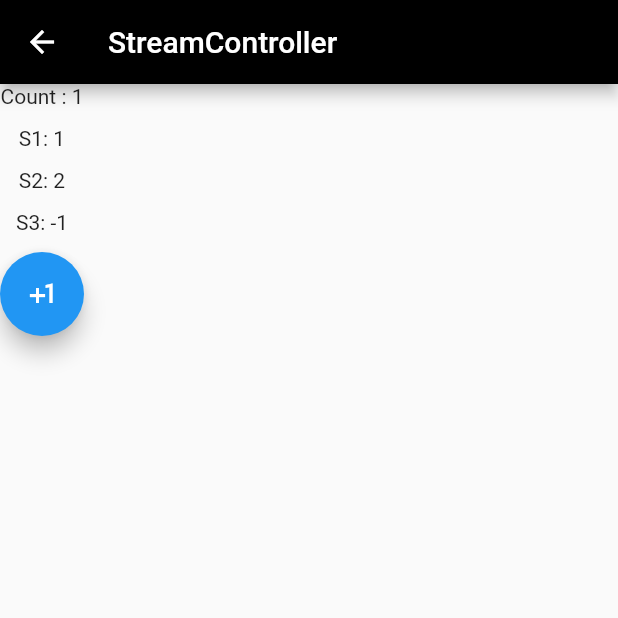
After one commit to AlexFeng007/FlutterDemo, a Flutter app: the stream_controller_page screen opened by its route, after a tap on the "plus one" icon, on a phone screen of 412 x 824 dp, the top half of it. The commit adds this screen. Run offline on Flutter 3.47's test engine with Material 2 defaults, Android fonts, the phone set to English and light mode, and no system bars; our stand-ins replace after_layout, bot_toast, dio, event_bus, flutter_screenutil, shared_preferences and 1 more; missing offline and left inert: zego_express_engine; accounts and stored records are empty.

Commit message:
增加StreamController的demoPage

```diff
--- /dev/null
+++ b/lib/stream_controller_page.dart
@@ -0,0 +1,89 @@
+import 'dart:async';
+import 'package:flutter/material.dart';
+
+class stream_controller_page extends StatefulWidget {
+  @override
+  _stream_controller_pageState createState() => _stream_controller_pageState();
+}
+
+class _stream_controller_pageState extends State<stream_controller_page> {
+
+  StreamController _streamController = StreamController.broadcast();
+  StreamSubscription _subscription1;
+  StreamSubscription _subscription2;
+  StreamSubscription _subscription3;
+
+  int _count = 0;
+  int _s1 = 0;
+  int _s2 = 0;
+  int _s3 = 0;
+
+  _add() {
+    if (_count > 9) {
+      _subscription1.cancel();
+    }
+
+    _count++;
+    _streamController.add(_count);
+  }
+
+  @override
+  void initState() {
+
+    super.initState();
+
+    _subscription1 = _streamController.stream.listen((event) {
+      setState(() {
+        _s1 += 1;
+      });
+    });
+
+    _subscription2 = _streamController.stream.listen((event) {
+      setState(() {
+        _s2 += 2;
+      });
+    });
+
+    _subscription3 = _streamController.stream.listen((event) {
+      setState(() {
+        _s3 -= 1;
+      });
+    });
+  }
+
+  @override
+  void dispose() {
+    // TODO: implement dispose
+    super.dispose();
+    _streamController.close();
+    _subscription1.cancel();
+    _subscription2.cancel();
+    _subscription3.cancel();
+  }
+
+  @override
+  Widget build(BuildContext context) {
+    return Scaffold(
+      appBar: AppBar(
+        title: Text("StreamController"),
+        backgroundColor: Colors.black,
+      ),
+      body: Column(
+        children: <Widget>[
+          Text('Count : $_count'),
+          SizedBox(height: 12.0,),
+          Text('S1: $_s1'),
+          SizedBox(height: 12.0,),
+          Text('S2: $_s2'),
+          SizedBox(height: 12.0,),
+          Text('S3: $_s3'),
+          SizedBox(height: 12.0,),
+          FloatingActionButton(
+            onPressed: _add,
+            child: Icon(Icons.plus_one),
+          ),
+        ],
+      ),
+    );
+  }
+}
```
Also changed, not shown: lib/main.dart (+16 -0 lines), lib/screen_boost.dart (added, +34 -0 lines).
